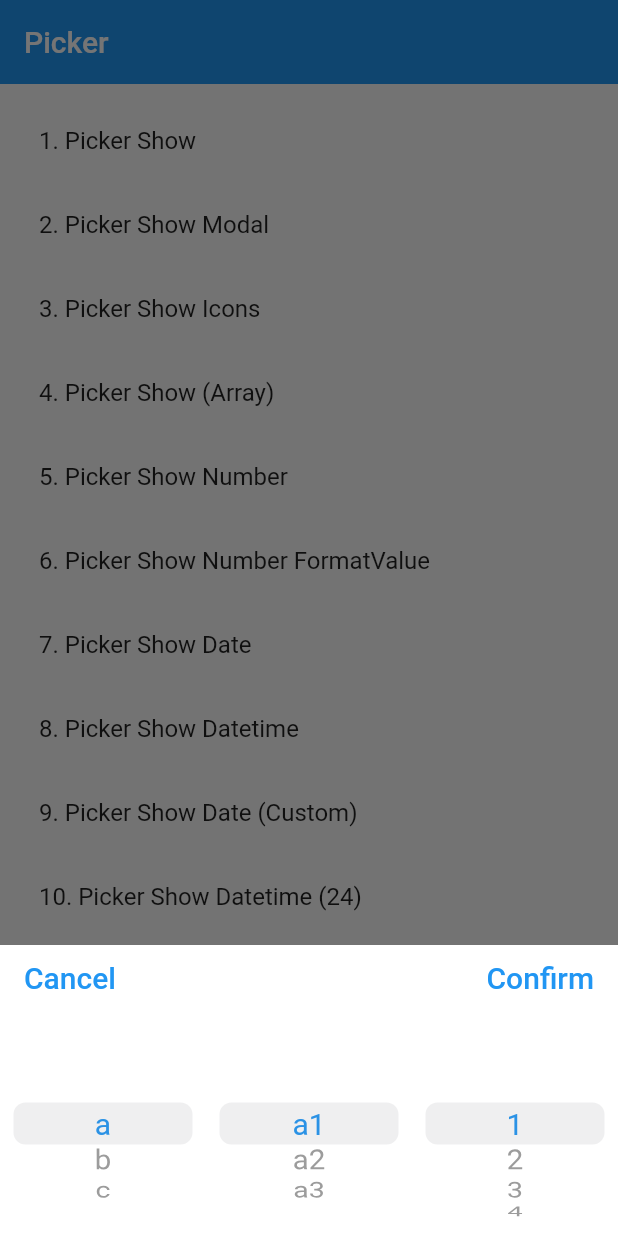
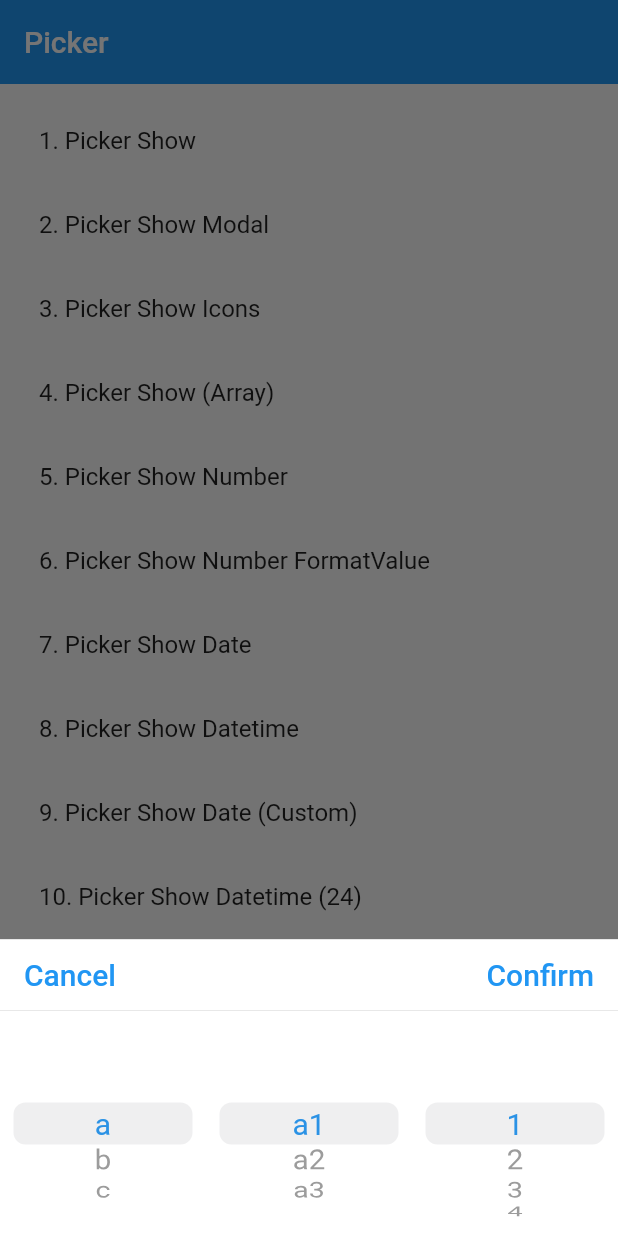
Before and after one commit to yangyxd/flutter_picker, a Flutter app: the screen it shows after launch, after a tap on "1. Picker Show", after a tap on "2. Picker Show Modal", on a phone screen of 412 x 824 dp. Run offline on Flutter 3.47's test engine with Material 2 defaults, Android fonts, the phone set to English and light mode, and no system bars.

Commit message:
Revert ButtonStyle

```diff
--- a/lib/Picker.dart
+++ b/lib/Picker.dart
@@ -374,10 +374,10 @@ class PickerWidgetState<T> extends State<_PickerWidget> {
           ),
           decoration: picker.headerDecoration ??
               BoxDecoration(
-                // border: Border(
-                //   top: BorderSide(color: theme!.dividerColor, width: 0.5),
-                //   bottom: BorderSide(color: theme!.dividerColor, width: 0.5),
-                // ),
+                border: Border(
+                  top: BorderSide(color: theme!.dividerColor, width: 0.5),
+                  bottom: BorderSide(color: theme!.dividerColor, width: 0.5),
+                ),
                 color: picker.headerColor == null
                     ? (theme!.bottomAppBarColor)
                     : picker.headerColor,
@@ -418,9 +418,8 @@ class PickerWidgetState<T> extends State<_PickerWidget> {
       {required String text,
       required VoidCallback onPressed,
       TextStyle? style}) {
-    return CupertinoButton(
-        pressedOpacity: 0.3,
-        padding: EdgeInsets.only(left: 16, right: 16, top: 0),
+    return TextButton(
+        style: Picker._getButtonStyle(ButtonTheme.of(context)),
         onPressed: onPressed,
         child: Text(text,
             overflow: TextOverflow.ellipsis,
```
